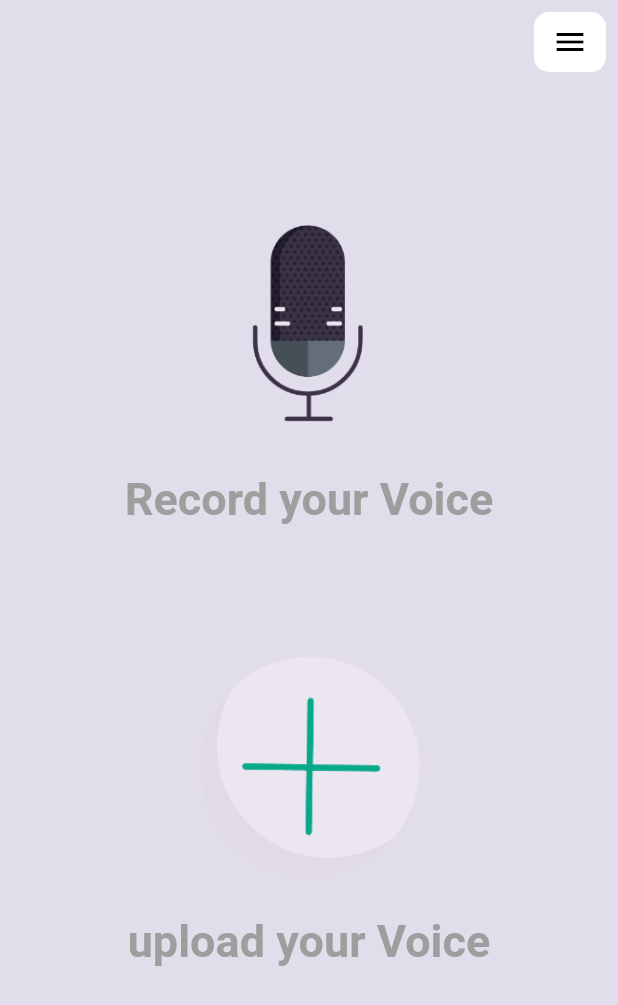
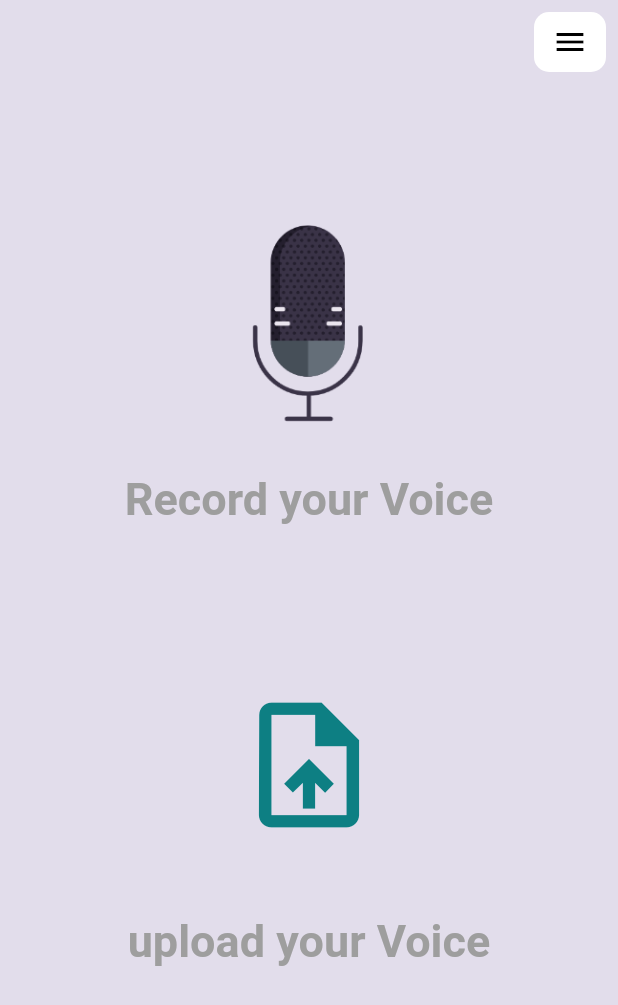
Before and after one commit to Afwra/cattoosa, a Flutter app: the screen it shows after launch, on a phone screen of 412 x 824 dp. Shown: the top 1005 px of the screen. Run offline on Flutter 3.47's test engine with Material 2 defaults, Android fonts, the light colour scheme and no system bars; our stand-ins replace bloc, dio, equatable, flutter_bloc.

Commit message:
upload file

```diff
--- /dev/null
+++ b/lib/business logic/cubit/uploadfile_state.dart
@@ -0,0 +1,26 @@
+part of 'uploadfile_cubit.dart';
+
+abstract class UploadfileState extends Equatable {
+  const UploadfileState();
+
+  @override
+  List<Object> get props => [];
+}
+
+class UploadfileInitial extends UploadfileState {}
+
+// When the user is uploading the file
+class UploadAudofileLoading extends UploadfileState {}
+
+// When the user uploaded the file successfully
+class UploadAudofileSuccess extends UploadfileState {}
+
+// When the user failed to upload the file
+class UploadAudofileError extends UploadfileState {
+  final String error;
+
+  UploadAudofileError(this.error);
+
+  @override
+  List<Object> get props => [error];
+}
--- a/lib/core/network services/remote/dio_helper.dart
+++ b/lib/core/network services/remote/dio_helper.dart
@@ -7,7 +7,7 @@ class DioHelper {
 
   static init() {
     dio = Dio(BaseOptions(
-        baseUrl: 'https://api.soom.net.sa/soom/api/v1/users/',
+        baseUrl: 'https://flask-production-5c83.up.railway.app/',
         headers: {
           'Accept-Language': 'ar',
           'Accept': 'application/json',
--- a/lib/main.dart
+++ b/lib/main.dart
@@ -1,5 +1,7 @@
+import 'package:cattoosa/business%20logic/cubit/uploadfile_cubit.dart';
 import 'package:cattoosa/presentation/screens/spalsh/screen.dart';
 import 'package:flutter/material.dart';
+import 'package:flutter_bloc/flutter_bloc.dart';
 
 void main() {
   runApp(const MyApp());
@@ -8,13 +10,24 @@ void main() {
 class MyApp extends StatelessWidget {
   const MyApp({super.key});
 
-  // This widget is the root of your application.
   @override
   Widget build(BuildContext context) {
-    return MaterialApp(
-        debugShowCheckedModeBanner: false,
-        // title: 'Flutter Demo',
-        theme: ThemeData(),
-        home: SplashScreen());
+    return MultiBlocProvider(
+      providers: [
+        BlocProvider<UploadfileCubit>(create: (context) => UploadfileCubit()),
+      ],
+      child: BlocConsumer<UploadfileCubit, UploadfileState>(
+        listener: (context, state) {
+          // TODO: implement listener
+        },
+        builder: (context, state) {
+          return MaterialApp(
+              debugShowCheckedModeBanner: false,
+              // title: 'Flutter Demo',
+              theme: ThemeData(),
+              home: SplashScreen());
+        },
+      ),
+    );
   }
 }
--- a/lib/presentation/screens/home/home.dart
+++ b/lib/presentation/screens/home/home.dart
@@ -1,6 +1,9 @@
+import 'dart:io';
+
 import 'package:cattoosa/core/constant/colors.dart';
 import 'package:cattoosa/cottoosa/core/constant/colors.dart';
 import 'package:cattoosa/presentation/screens/details/details.dart';
+import 'package:dio/dio.dart';
 import 'package:flutter/material.dart';
 
 class Homescreen extends StatelessWidget {
@@ -157,11 +160,18 @@ class Homescreen extends StatelessWidget {
                     fontSize: 30,
                     fontWeight: FontWeight.bold)),
             const Spacer(),
-            Center(
-              child: Container(
-                  width: 200,
-                  height: 200,
-                  child: Image.asset("assets/images/upload.png")),
+            GestureDetector(
+              onTap: () {},
+              child: Center(
+                child: Container(
+                    width: 200,
+                    height: 200,
+                    child: const Icon(
+                      Icons.upload_file,
+                      color: Color.fromARGB(255, 13, 127, 131),
+                      size: 100,
+                    )),
+              ),
             ),
             Text('upload your Voice',
                 style: TextStyle(
```
Also changed, not shown: lib/business logic/cubit/app_cubit/appcubit_cubit.dart (deleted, +0 -56 lines), lib/business logic/cubit/app_cubit/appcubit_state.dart (deleted, +0 -8 lines), lib/business logic/cubit/auth/auth_cubit.dart (deleted, +0 -36 lines), lib/business logic/cubit/auth/auth_state.dart (deleted, +0 -20 lines), lib/business logic/cubit/uploadfile_cubit.dart (added, +32 -0 lines), pubspec.yaml (+7 -19 lines), pubspec.lock.
